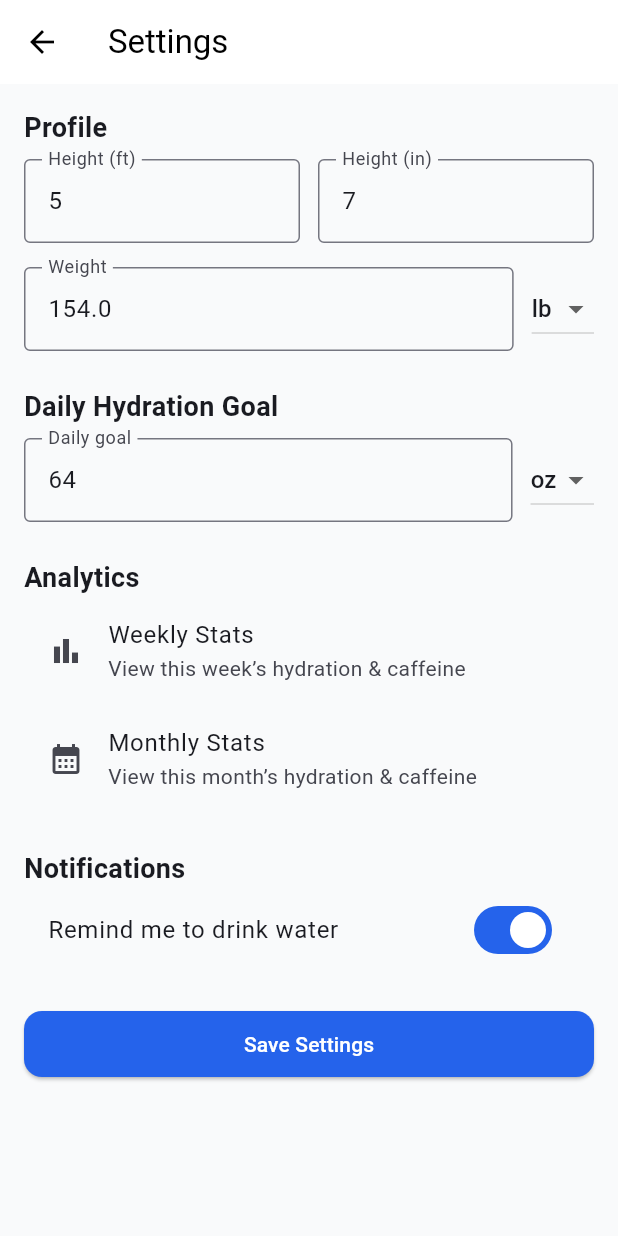
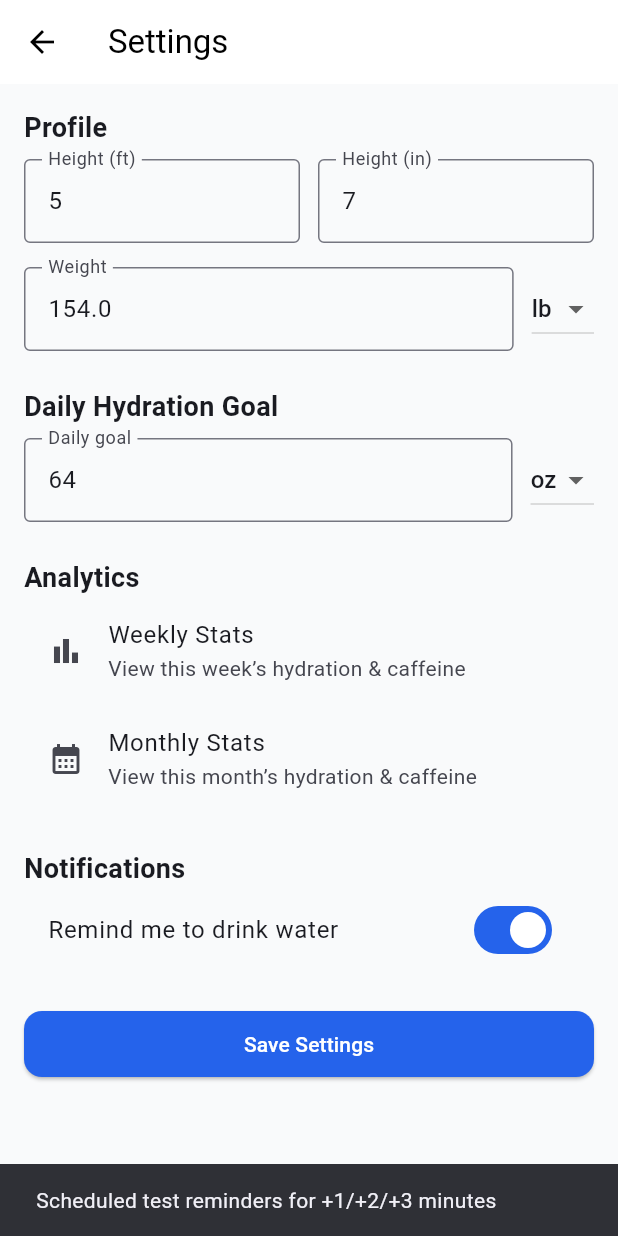
Before and after one commit to Wynter106/HydraTrack, a Flutter app: the SettingsScreen screen opened by its route, after a tap on "Remind me to drink water", on a phone screen of 412 x 824 dp. Run offline on Flutter 3.47's test engine with Material 3 defaults, Android fonts, the phone set to English and light mode, and no system bars; our stand-ins replace flutter_local_notifications, sqflite, timezone; accounts and stored records are empty.

Commit message:
Notification test final ver

```diff
--- a/lib/business/managers/notification_manager.dart
+++ b/lib/business/managers/notification_manager.dart
@@ -173,5 +173,20 @@ Future<void> scheduleOneShotTestInSeconds(int seconds) async {
         UILocalNotificationDateInterpretation.absoluteTime,
   );
 }
+Future<void> scheduleTestRemindersNext1to3Minutes() async {
+  final now = DateTime.now();
+
+  int addMinutes(int m) => (now.minute + m) % 60;
+  int addHoursIfNeeded(int m) =>
+      (now.minute + m >= 60) ? ((now.hour + 1) % 24) : now.hour;
+
+  await scheduleDailyHydrationReminders(
+    times: [
+      TimeOfDay(hour: addHoursIfNeeded(1), minute: addMinutes(1)),
+      TimeOfDay(hour: addHoursIfNeeded(2), minute: addMinutes(2)),
+      TimeOfDay(hour: addHoursIfNeeded(3), minute: addMinutes(3)),
+    ],
+  );
+}
 
 }
--- a/lib/presentation/screens/user_settings_screen.dart
+++ b/lib/presentation/screens/user_settings_screen.dart
@@ -284,19 +284,32 @@ class _SettingsScreenState extends State<SettingsScreen> {
                   title: const Text('Remind me to drink water'),
                   value: _notificationsEnabled,
 
+// onChanged: (val) async {
+//   setState(() => _notificationsEnabled = val);
+
+//   if (val) {
+//     await NotificationManager.instance.showTestNotification(); // 즉시 알림
+//     await NotificationManager.instance.scheduleOneShotTestInSeconds(15); // 15초 뒤 스케줄 : 참고로 여기 15초는 제대로 동작용 보여주기 위한것이니 다음주에 고치자
+//   } else {
+//     await NotificationManager.instance.cancelAll();
+//   }
+// },
+
+
 onChanged: (val) async {
   setState(() => _notificationsEnabled = val);
 
   if (val) {
     await NotificationManager.instance.showTestNotification(); // 즉시 알림
-    await NotificationManager.instance.scheduleOneShotTestInSeconds(15); // 15초 뒤 스케줄 : 참고로 여기 15초는 제대로 동작용 보여주기 위한것이니 다음주에 고치자
+    await NotificationManager.instance.scheduleDailyHydrationReminders();
+    await NotificationManager.instance.scheduleTestRemindersNext1to3Minutes(); // +1~+3분 3개
+    ScaffoldMessenger.of(context).showSnackBar(
+      const SnackBar(content: Text('Scheduled test reminders for +1/+2/+3 minutes')),
+    );
   } else {
     await NotificationManager.instance.cancelAll();
   }
 },
-
-
-
 
 
 
```
